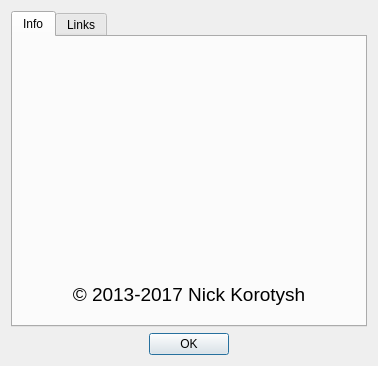
Qt form digital_clock/gui/about_dialog.ui (varp/digitalclock4) before a commit.
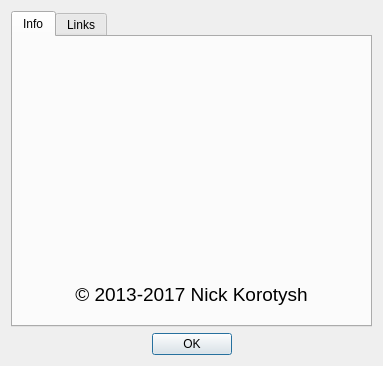
The same form after that commit.

Patch:
```diff
--- a/digital_clock/gui/about_dialog.ui
+++ b/digital_clock/gui/about_dialog.ui
@@ -6,8 +6,8 @@
    <rect>
     <x>0</x>
     <y>0</y>
-    <width>378</width>
-    <height>323</height>
+    <width>383</width>
+    <height>339</height>
    </rect>
   </property>
   <property name="windowTitle">
```
